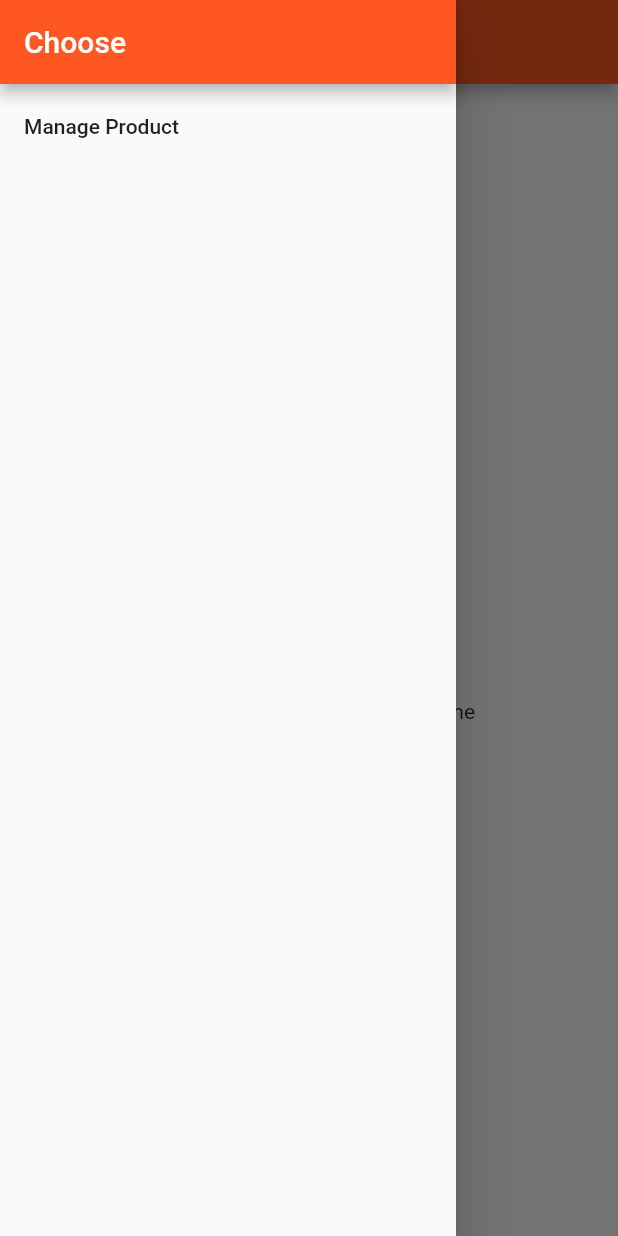
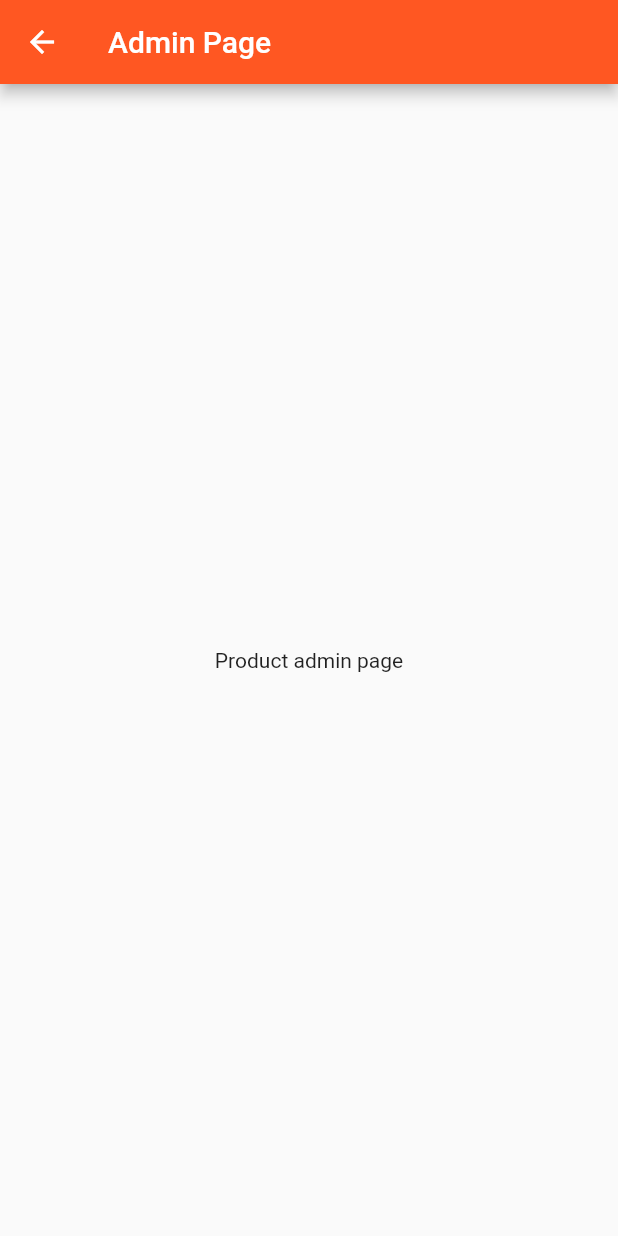
Before and after one commit to vicmoh/product_management, a Flutter app: the ProductsPage screen opened directly, in the side drawer, after a tap on "Manage Product", on a phone screen of 412 x 824 dp. Run offline on Flutter 3.47's test engine with Material 2 defaults, Android fonts, the phone set to English and light mode, and no system bars.

Commit message:
admin page route

```diff
--- a/lib/main.dart
+++ b/lib/main.dart
@@ -1,5 +1,5 @@
 import 'package:flutter/material.dart';
-import './pages/auth_page.dart';
+import './pages/auth.dart';
 // import 'package:flutter/rendering.dart';
 
 /// main to run the app
--- a/lib/pages/auth_page.dart
+++ b/lib/pages/auth.dart
@@ -1,5 +1,5 @@
 import "package:flutter/material.dart";
-import "./products_page.dart";
+import "./products.dart";
 
 class AuthPage extends StatelessWidget{
   @override
--- /dev/null
+++ b/lib/pages/product_admin.dart
@@ -0,0 +1,16 @@
+import "package:flutter/material.dart";
+
+class ProductAdminPage extends StatelessWidget{
+  @override
+    Widget build(BuildContext context) {
+      return Scaffold(
+        appBar: AppBar(
+          title: Text("Admin Page"),
+        ),
+
+        body: Center(
+          child: Text("Product admin page"),
+        ),
+      );
+    }
+}
--- a/lib/pages/products_page.dart
+++ b/lib/pages/products.dart
@@ -1,7 +1,16 @@
 import 'package:flutter/material.dart';
 import '.././product_manager.dart';
+import './product_admin.dart';
 
 class ProductsPage extends StatelessWidget {
+
+  Route _adminPageRoute(BuildContext context){
+    return MaterialPageRoute(
+      builder: (context) =>
+      ProductAdminPage()
+    );
+  }//end route
+
   @override
   Widget build(BuildContext context) {
     return Scaffold(
@@ -15,7 +24,11 @@ class ProductsPage extends StatelessWidget {
             ),
             ListTile(
               title: Text("Manage Product"),
-              onTap: () {},
+              onTap: () {
+                Navigator.push(context,
+                  _adminPageRoute(context)
+                );
+              },
             ),
           ],
         )
--- a/lib/products.dart
+++ b/lib/products.dart
@@ -1,5 +1,5 @@
 import 'package:flutter/material.dart';
-import './pages/product_page.dart';
+import './pages/product.dart';
 
 class Products extends StatelessWidget {
   // instances
```
Also changed, not shown: lib/pages/product.dart (renamed from lib/pages/product_page.dart).
